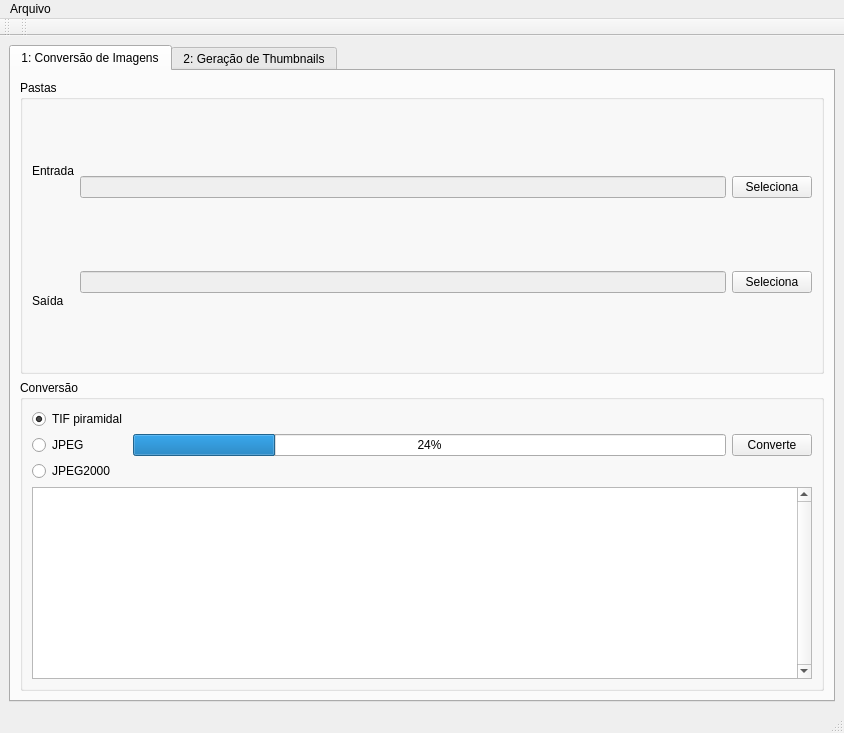
Above: knoma-converter.ui from KNOMA-LAB/knoma-converter before the change. Below: the same form after it.
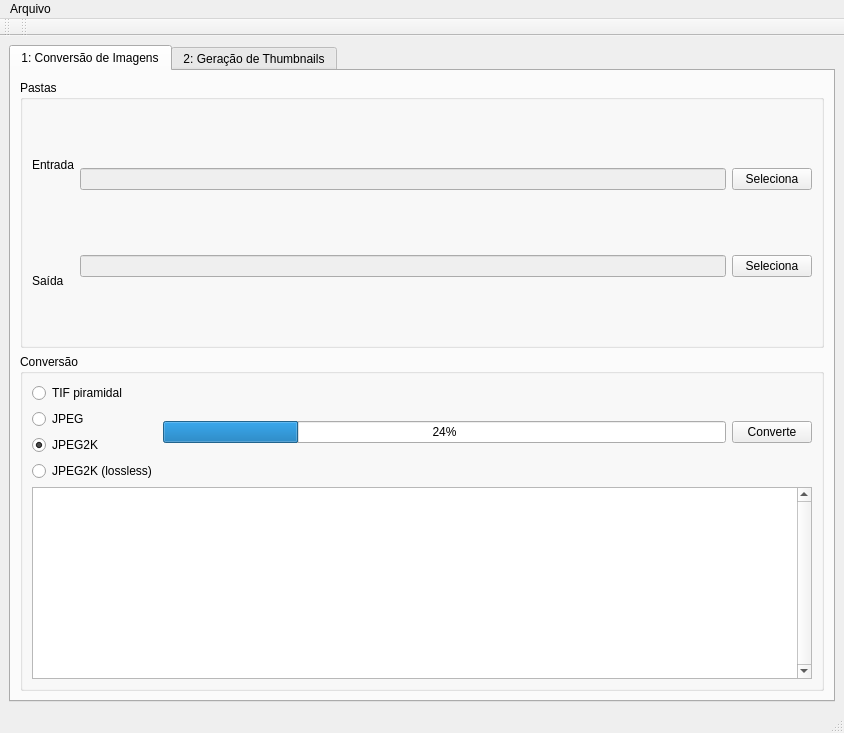
That is the form after the change.

Commit message: Added JPEG2K lossless and JPEG2k 45% quality

Patch:
```diff
--- a/knoma-converter.ui
+++ b/knoma-converter.ui
@@ -145,11 +145,17 @@
                 <layout class="QVBoxLayout" name="verticalLayout_4">
                  <item>
                   <widget class="QRadioButton" name="radioButton_2">
+                   <property name="enabled">
+                    <bool>true</bool>
+                   </property>
+                   <property name="toolTip">
+                    <string>TIF em múltiplas camadas, ideal para fotos de centenas de megapixels</string>
+                   </property>
                    <property name="text">
                     <string>TIF piramidal</string>
                    </property>
                    <property name="checked">
-                    <bool>true</bool>
+                    <bool>false</bool>
                    </property>
                    <attribute name="buttonGroup">
                     <string notr="true">buttonGroup</string>
@@ -169,7 +175,23 @@
                  <item>
                   <widget class="QRadioButton" name="radioButton">
                    <property name="text">
-                    <string>JPEG2000</string>
+                    <string>JPEG2K</string>
+                   </property>
+                   <property name="checked">
+                    <bool>true</bool>
+                   </property>
+                   <attribute name="buttonGroup">
+                    <string notr="true">buttonGroup</string>
+                   </attribute>
+                  </widget>
+                 </item>
+                 <item>
+                  <widget class="QRadioButton" name="radioButton_4">
+                   <property name="toolTip">
+                    <string>JPEG sem compressão (ideal para imagens com detalhes, como fotos)</string>
+                   </property>
+                   <property name="text">
+                    <string>JPEG2K (lossless)</string>
                    </property>
                    <attribute name="buttonGroup">
                     <string notr="true">buttonGroup</string>
```
Left out of the diff: 38 changed lines with no effect on the pictures. The commit also changes 2 other files.
